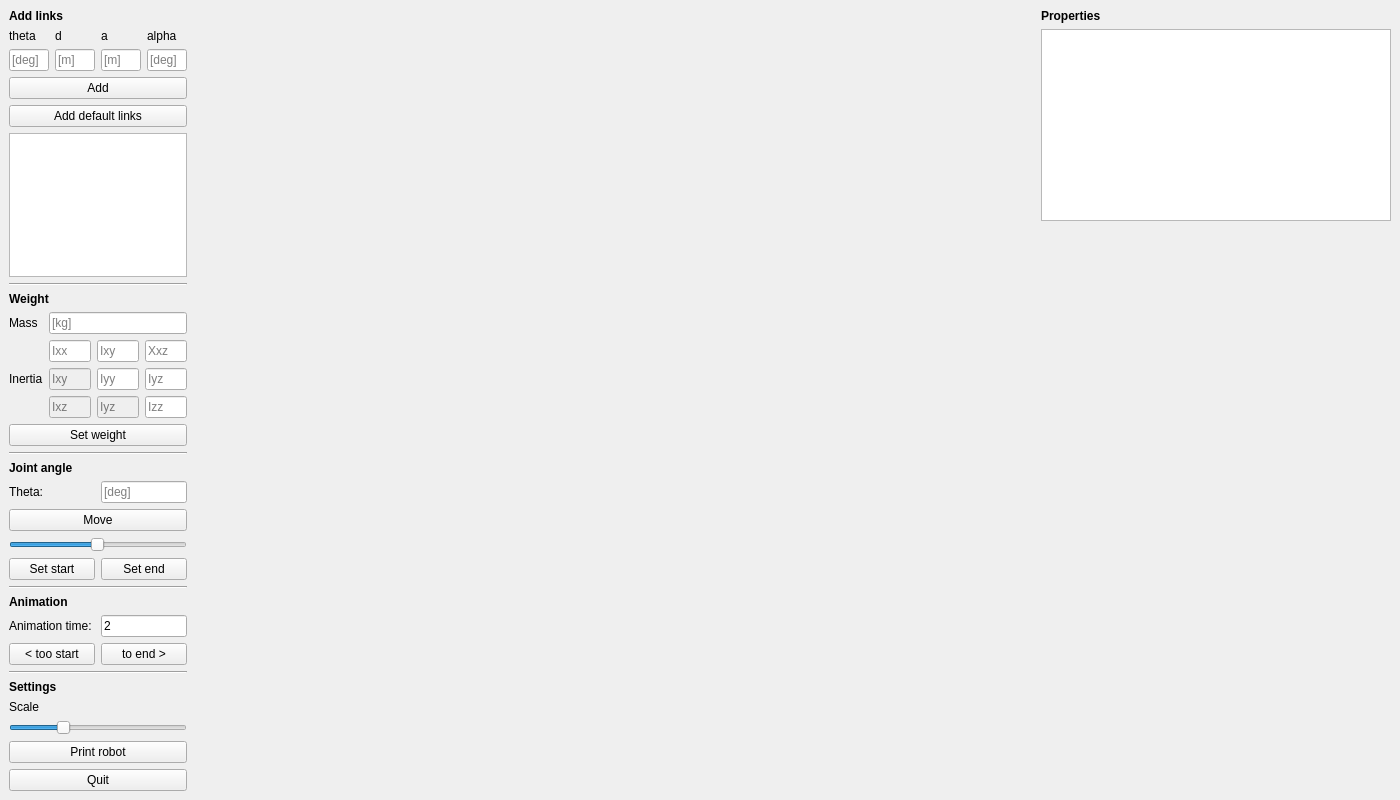
First picture: the form in robot_control/window.ui, repository martinloland/robot_control, before the edit.
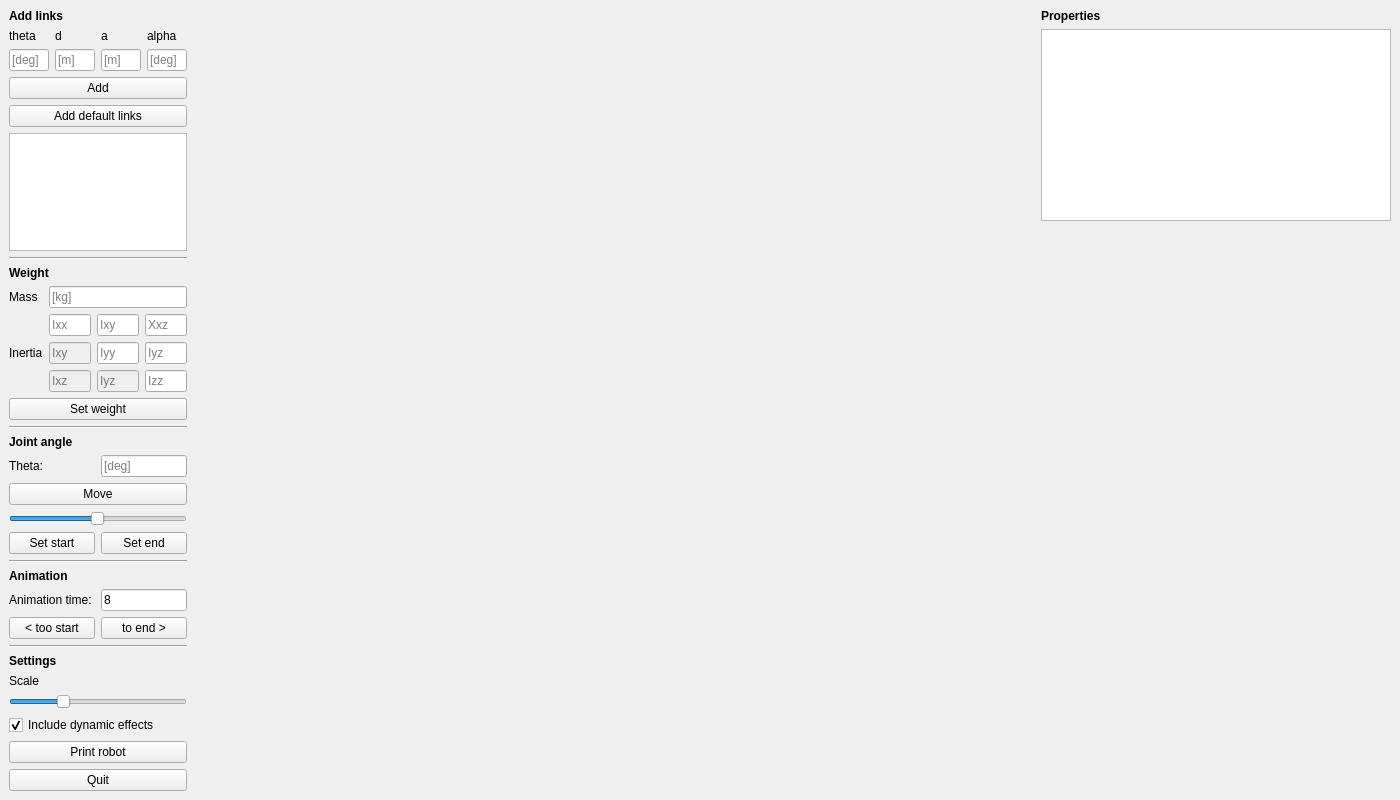
Second picture: the form after the edit. Custom widgets are drawn as their Qt base class.

Diff of the .ui file:
```diff
--- a/robot_control/window.ui
+++ b/robot_control/window.ui
@@ -500,7 +500,7 @@
            <set>Qt::ImhNone</set>
           </property>
           <property name="text">
-           <string>2</string>
+           <string>8</string>
           </property>
           <property name="placeholderText">
            <string>[s]</string>
@@ -582,6 +582,16 @@
         </property>
        </widget>
       </item>
+      <item>
+       <widget class="QCheckBox" name="incDynEff">
+        <property name="text">
+         <string>Include dynamic effects</string>
+        </property>
+        <property name="checked">
+         <bool>true</bool>
+        </property>
+       </widget>
+      </item>
       <item>
        <spacer name="verticalSpacer">
         <property name="orientation">
```
